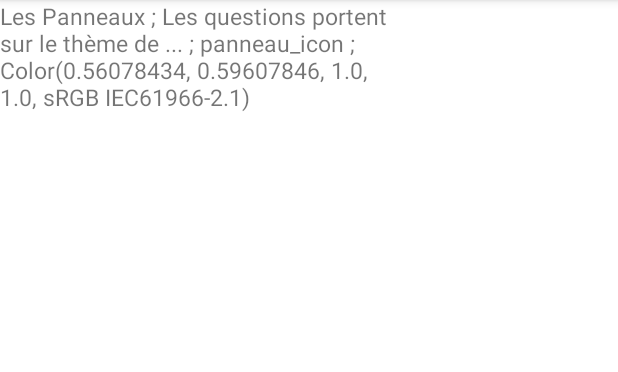
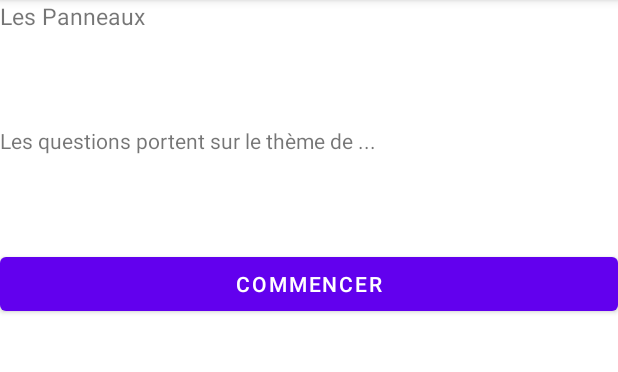
Before and after one commit to spritrl/OnTheRoad, an Android app: the screen it shows after launch (QuizzHome), after a tap on "Les Panneaux", on a phone screen of 412 x 824 dp, the part 84-456 px from its top. Run offline under Robolectric (Android 15) with nearby library versions, the phone set to English and light mode, and no system bars.

Commit message:
QuizzHome functions

```diff
--- a/app/src/main/java/fr/uca/info/ontheroad/ListSection.java
+++ b/app/src/main/java/fr/uca/info/ontheroad/ListSection.java
@@ -31,12 +31,10 @@ public class ListSection {
     }
 
     public void construireListe(){
-        list.add(new Section("Les Panneaux", 1, Color.valueOf(Color.parseColor("#8F98FF")), "panneau_icon", "Les questions portent sur le thème de ..."));
-        list.add(new Section("La Route", 2, Color.valueOf(Color.parseColor("#FF7648")), "route_icon", "Les questions portent sur le thème de ..."));
-        list.add(new Section("Mécanique & Équipement", 3, Color.valueOf(Color.parseColor("#4DC591")), "mecanique_icon", "Les questions portent sur le thème de ..."));
-        list.add(new Section("Premiers Secours", 4, Color.valueOf(Color.parseColor("#65A4DA")), "secours_icon", "Les questions portent sur le thème de ..."));
-        list.add(new Section("Autres Usagers", 5, Color.valueOf(Color.parseColor("#EB5D76")), "usagers_icon", "Les questions portent sur le thème de ..."));
+        list.add(new Section("Les Panneaux", 1, "#8F98FF", "panneau_icon", "Les questions portent sur le thème de ..."));
+        list.add(new Section("La Route", 2, "#FF7648", "route_icon", "Les questions portent sur le thème de ..."));
+        list.add(new Section("Mécanique & Équipement", 3, "#4DC591", "mecanique_icon", "Les questions portent sur le thème de ..."));
+        list.add(new Section("Premiers Secours", 4, "#65A4DA", "secours_icon", "Les questions portent sur le thème de ..."));
+        list.add(new Section("Autres Usagers", 5, "#EB5D76", "usagers_icon", "Les questions portent sur le thème de ..."));
     }
-
-
 }
--- a/app/src/main/java/fr/uca/info/ontheroad/MainActivity.java
+++ b/app/src/main/java/fr/uca/info/ontheroad/MainActivity.java
@@ -45,12 +45,13 @@ public class MainActivity extends AppCompatActivity {
             @Override
             public void onItemClick(AdapterView<?> arg0, View view, int position,
                                     long id) {
+                System.out.println("SECTION CLICKED ::: " + listSection.getSection(position));
                 Intent myIntent = new Intent(MainActivity.this,
                         QuizzHome.class);
                 myIntent.putExtra("Section", listSection.getSection(position));
+                System.out.println("INTENT ::: " + myIntent.getExtras());
                 MainActivity.this.startActivity(myIntent);
             }
-
         });
     }
 
@@ -94,6 +95,5 @@ public class MainActivity extends AppCompatActivity {
         }catch (IOException e){
             e.printStackTrace();
         }
-
     }
 }
--- a/app/src/main/java/fr/uca/info/ontheroad/QuizzHome.java
+++ b/app/src/main/java/fr/uca/info/ontheroad/QuizzHome.java
@@ -2,19 +2,43 @@ package fr.uca.info.ontheroad;
 
 import android.content.Intent;
 import android.os.Bundle;
+import android.view.View;
+import android.widget.Button;
 import android.widget.ImageView;
 import android.widget.TextView;
 
 import androidx.appcompat.app.AppCompatActivity;
 
+import java.util.ArrayList;
+
 public class QuizzHome extends AppCompatActivity {
+
+    ArrayList<Question> questionArrayList = new ArrayList<>();
+
     @Override
     protected void onCreate(Bundle savedInstanceState) {
         super.onCreate(savedInstanceState);
         setContentView(R.layout.quizz_home);
         Intent intent = getIntent();
         Section section = intent.getParcelableExtra("Section");
+        System.out.println("SECTION RECEIVED ::: " + section);
+
+        questionArrayList = section.getQuestions();
+        System.out.println(questionArrayList);
+
         TextView sectionNameText = (TextView) findViewById(R.id.sectionName);
-        sectionNameText.setText("" + section.getNom() + " ; " + section.getDescription() + " ; " + section.getIcon() + " ; " + section.getColor());
+        TextView sectionDescriptionText = (TextView) findViewById(R.id.sectionDescription);
+
+        sectionNameText.setText("" + section.getNom());
+        sectionDescriptionText.setText("" + section.getDescription());
+
+        Button button = (Button) findViewById(R.id.btnStartQuizz);
+        button.setOnClickListener(v -> {
+            Intent myIntent = new Intent(QuizzHome.this,
+                    MainActivity.class);
+            myIntent.putExtra("Questions", questionArrayList);
+            System.out.println("INTENT ::: " + myIntent.getExtras());
+            QuizzHome.this.startActivity(myIntent);
+        });
     }
 }
--- a/app/src/main/java/fr/uca/info/ontheroad/Section.java
+++ b/app/src/main/java/fr/uca/info/ontheroad/Section.java
@@ -10,12 +10,12 @@ public class Section implements Parcelable {
 
     private String nom;
     private int id;
-    private Color color;
+    private String color;
     private String icon;
     private String description;
     private ArrayList<Question> questionList;
 
-    public Section(String nom, int id, Color color, String icon, String description) {
+    public Section(String nom, int id, String color, String icon, String description) {
         this.nom = nom;
         this.id = id;
         this.color = color;
@@ -28,11 +28,19 @@ public class Section implements Parcelable {
     public void writeToParcel(Parcel dest, int flags) {
         dest.writeString(nom);
         dest.writeInt(id);
+        dest.writeString(color);
+        dest.writeString(icon);
+        dest.writeString(description);
+        dest.writeTypedList(questionList);
     }
 
     protected Section(Parcel in) {
         nom = in.readString();
-        id = in.readInt();;
+        id = in.readInt();
+        color = in.readString();
+        icon = in.readString();
+        description = in.readString();
+        questionList = in.createTypedArrayList(Question.CREATOR);
     }
 
     public Section() {}
@@ -71,27 +79,15 @@ public class Section implements Parcelable {
     }
 
     @Override
-    public String toString() {
-        return "Section{" +
-                "nom='" + nom + '\'' +
-                ", id=" + id +
-                ", color=" + color +
-                ", icon='" + icon + '\'' +
-                ", description='" + description + '\'' +
-                ", questionList=" + questionList +
-                '}';
-    }
-
-    @Override
     public int describeContents() {
         return hashCode();
     }
 
-    public Color getColor() {
+    public String getColor() {
         return color;
     }
 
-    public void setColor(Color color) {
+    public void setColor(String color) {
         this.color = color;
     }
 
@@ -110,4 +106,16 @@ public class Section implements Parcelable {
     public void setDescription(String description) {
         this.description = description;
     }
+
+    @Override
+    public String toString() {
+        return "Section{" +
+                "nom='" + nom + '\'' +
+                ", id=" + id +
+                ", color=" + color +
+                ", icon='" + icon + '\'' +
+                ", description='" + description + '\'' +
+                ", questionList=" + questionList +
+                '}';
+    }
 }
--- a/app/src/main/res/layout/quizz_home.xml
+++ b/app/src/main/res/layout/quizz_home.xml
@@ -17,6 +17,18 @@
             android:text=""
             android:textSize="15dp"
             tools:ignore="MissingConstraints" />
+
+        <TextView
+            android:id="@+id/sectionDescription"
+            android:layout_width="match_parent"
+            android:layout_height="81dp"
+            android:text="TextView" />
+
+        <Button
+            android:id="@+id/btnStartQuizz"
+            android:layout_width="match_parent"
+            android:layout_height="wrap_content"
+            android:text="COMMENCER" />
     </LinearLayout>
 
 </androidx.constraintlayout.widget.ConstraintLayout>
```
Also changed, not shown: app/src/main/java/fr/uca/info/ontheroad/Question.java (+36 -1 lines), app/src/main/java/fr/uca/info/ontheroad/Reponse.java (+32 -1 lines).
